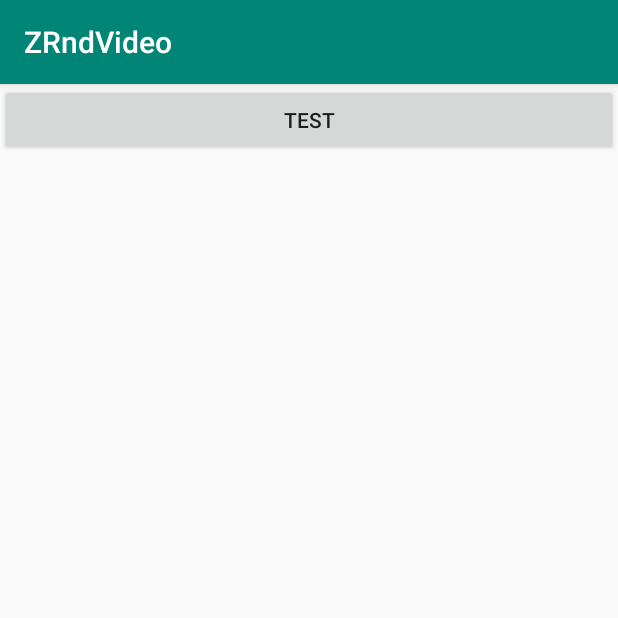
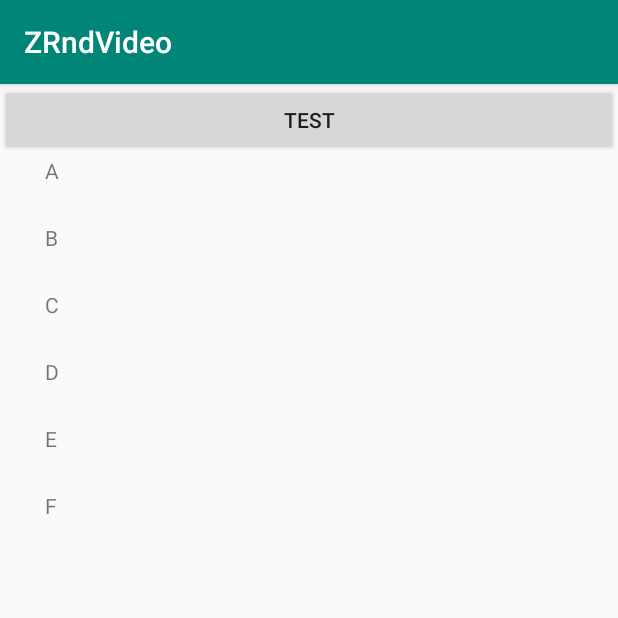
Before and after one commit to Zheil/RandomWikiTitle-MVVM, an Android app: the screen it shows after launch (MainActivity), on a phone screen of 412 x 824 dp, the top half of it. Run offline under Robolectric (Android 15) with nearby library versions, the phone set to English and light mode, and no system bars; our stand-ins replace data binding.

Commit message:
added recycleView

```diff
--- a/app/build.gradle
+++ b/app/build.gradle
@@ -35,5 +35,7 @@ dependencies {
     androidTestImplementation 'com.android.support.test:runner:1.0.2'
     androidTestImplementation 'com.android.support.test.espresso:espresso-core:3.0.2'
 
+    implementation 'com.android.support:recyclerview-v7:28.0.0'
+
     implementation 'android.arch.lifecycle:extensions:1.1.1'
 }
--- /dev/null
+++ b/app/src/main/java/com/zheil/zrndvideo/zrndvideo/presentation/list/ListAdapter.kt
@@ -0,0 +1,28 @@
+package com.zheil.zrndvideo.zrndvideo.presentation.list
+
+import android.support.v7.widget.RecyclerView
+import android.view.LayoutInflater
+import android.view.View
+import android.view.ViewGroup
+import com.zheil.zrndvideo.zrndvideo.R
+import kotlinx.android.synthetic.main.item_data.view.*
+
+
+class ListAdapter(private val listData: List<String>): RecyclerView.Adapter<ListViewHolder>() {
+    override fun onCreateViewHolder(p0: ViewGroup, p1: Int): ListViewHolder {
+      val view = LayoutInflater.from(p0.context).inflate(R.layout.item_data, p0, false)
+        return ListViewHolder(view)
+    }
+
+    override fun getItemCount(): Int = listData.size
+
+    override fun onBindViewHolder(bind: ListViewHolder, index: Int) {
+        bind.text.text = listData[index]
+    }
+
+}
+
+
+class ListViewHolder(view: View): RecyclerView.ViewHolder(view) {
+    val text = view.textData
+}
--- a/app/src/main/java/com/zheil/zrndvideo/zrndvideo/presentation/list/ListFragment.kt
+++ b/app/src/main/java/com/zheil/zrndvideo/zrndvideo/presentation/list/ListFragment.kt
@@ -1,8 +1,12 @@
 package com.zheil.zrndvideo.zrndvideo.presentation.list
 
+import android.os.Bundle
+import android.support.v7.widget.LinearLayoutManager
 import android.util.Log
+import android.view.View
 import com.zheil.zrndvideo.zrndvideo.R
 import com.zheil.zrndvideo.zrndvideo.base.presentation.BaseFragment
+import kotlinx.android.synthetic.main.fragment_main.*
 
 
 class ListFragment: BaseFragment() {
@@ -13,5 +17,13 @@ class ListFragment: BaseFragment() {
 
     override fun onCreateViewChild() {
         Log.d("MYLOG", "FRAGMENT STARTED")
+
+    }
+
+    override fun onViewCreated(view: View, savedInstanceState: Bundle?) {
+        super.onViewCreated(view, savedInstanceState)
+
+        myRecycle.layoutManager = LinearLayoutManager(context)
+        myRecycle.adapter = ListAdapter(ListInteractor().getData())
     }
 }
--- a/app/src/main/res/layout/fragment_main.xml
+++ b/app/src/main/res/layout/fragment_main.xml
@@ -10,10 +10,12 @@
 
 
 
-<android.support.constraint.ConstraintLayout
+<LinearLayout
     xmlns:android="http://schemas.android.com/apk/res/android"
     android:layout_width="match_parent"
-    android:layout_height="match_parent">
+    android:layout_height="match_parent"
+    android:orientation="vertical"
+    >
 
     <Button
         android:onClick="@{() -> viewFragment.onClickFrg()}"
@@ -21,6 +23,13 @@
         android:layout_width="match_parent"
         android:layout_height="wrap_content" />
 
-</android.support.constraint.ConstraintLayout>
+    <android.support.v7.widget.RecyclerView
+        android:id="@+id/myRecycle"
+        android:layout_width="match_parent"
+        android:layout_height="match_parent">
+
+    </android.support.v7.widget.RecyclerView>
+
+</LinearLayout>
 
 </layout>
--- /dev/null
+++ b/app/src/main/res/layout/item_data.xml
@@ -0,0 +1,17 @@
+<?xml version="1.0" encoding="utf-8"?>
+<LinearLayout
+    xmlns:android="http://schemas.android.com/apk/res/android"
+    android:orientation="vertical"
+    android:layout_width="match_parent"
+    android:layout_height="wrap_content"
+    android:paddingBottom="25dp"
+    android:layout_marginLeft="30dp"
+    >
+
+    <TextView
+        android:text="MY TEXT"
+        android:id="@+id/textData"
+        android:layout_width="match_parent"
+        android:layout_height="wrap_content" />
+
+</LinearLayout>
```
